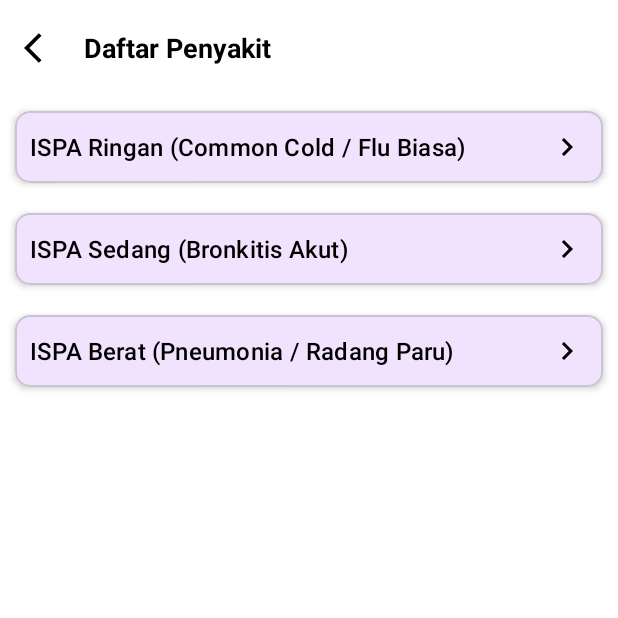
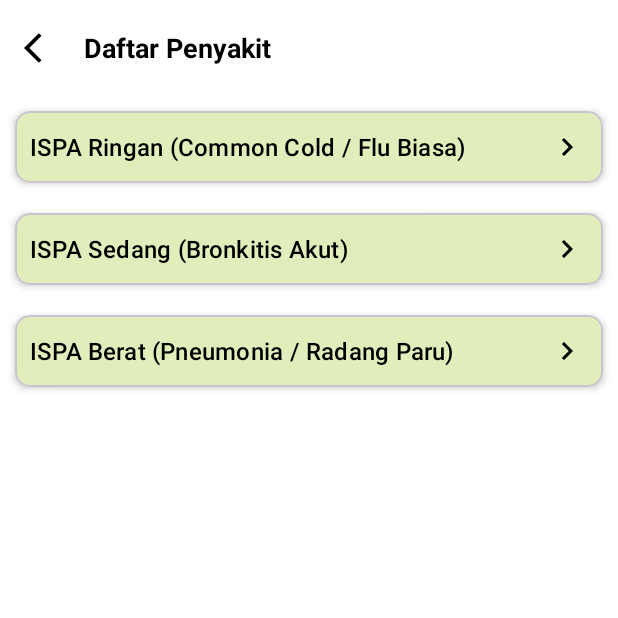
Before and after one commit to Zaynorang/SistemPakarISPA, an Android app: the DaftarPenyakitActivity screen opened directly, with no data from a screen before it, on a phone screen of 412 x 824 dp, the top half of it. Run offline under Robolectric (Android 15) with nearby library versions, the phone set to English and light mode, and no system bars.

Commit message:
ganti bg list item

```diff
--- a/app/src/main/res/layout/list_item_gejala.xml
+++ b/app/src/main/res/layout/list_item_gejala.xml
@@ -5,7 +5,8 @@
     android:layout_height="wrap_content"
     android:layout_margin="10dp"
     app:cardCornerRadius="10dp"
-    app:cardElevation="3dp">
+    app:cardElevation="3dp"
+    app:cardBackgroundColor="#E1EEBC">
 
     <LinearLayout
         android:layout_width="wrap_content"
--- a/app/src/main/res/layout/list_item_penyakit.xml
+++ b/app/src/main/res/layout/list_item_penyakit.xml
@@ -6,7 +6,8 @@
     android:layout_height="wrap_content"
     android:layout_margin="10dp"
     app:cardCornerRadius="10dp"
-    app:cardElevation="3dp">
+    app:cardElevation="3dp"
+    app:cardBackgroundColor="#E1EEBC">
 
     <RelativeLayout
         android:layout_width="match_parent"
```
